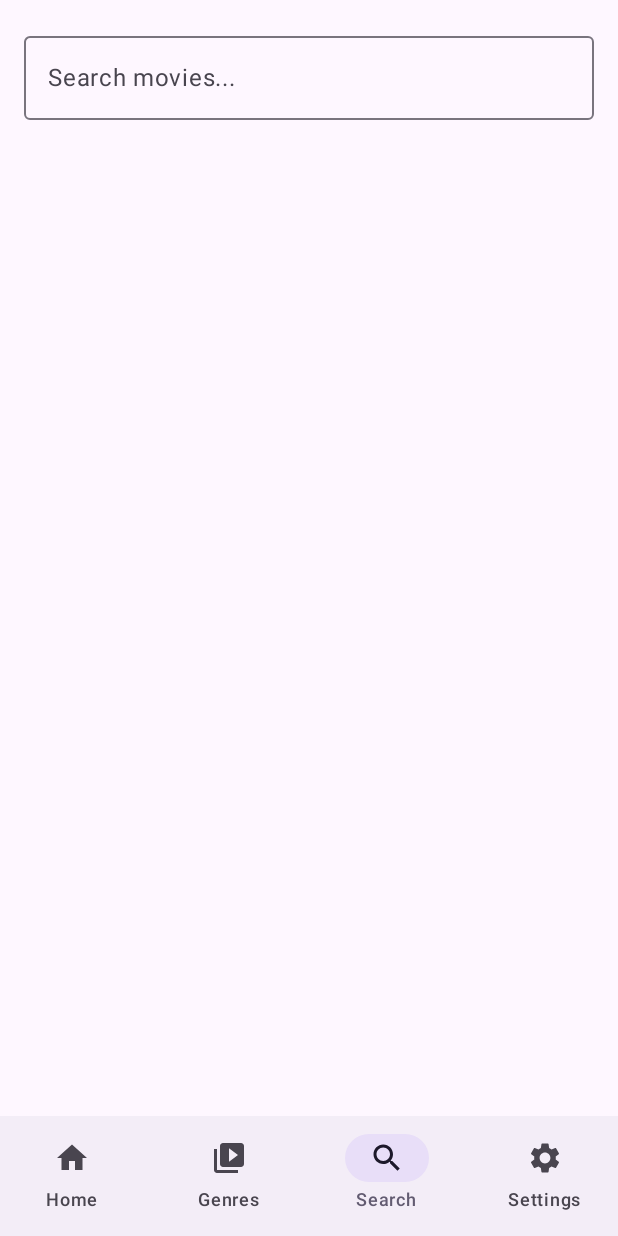
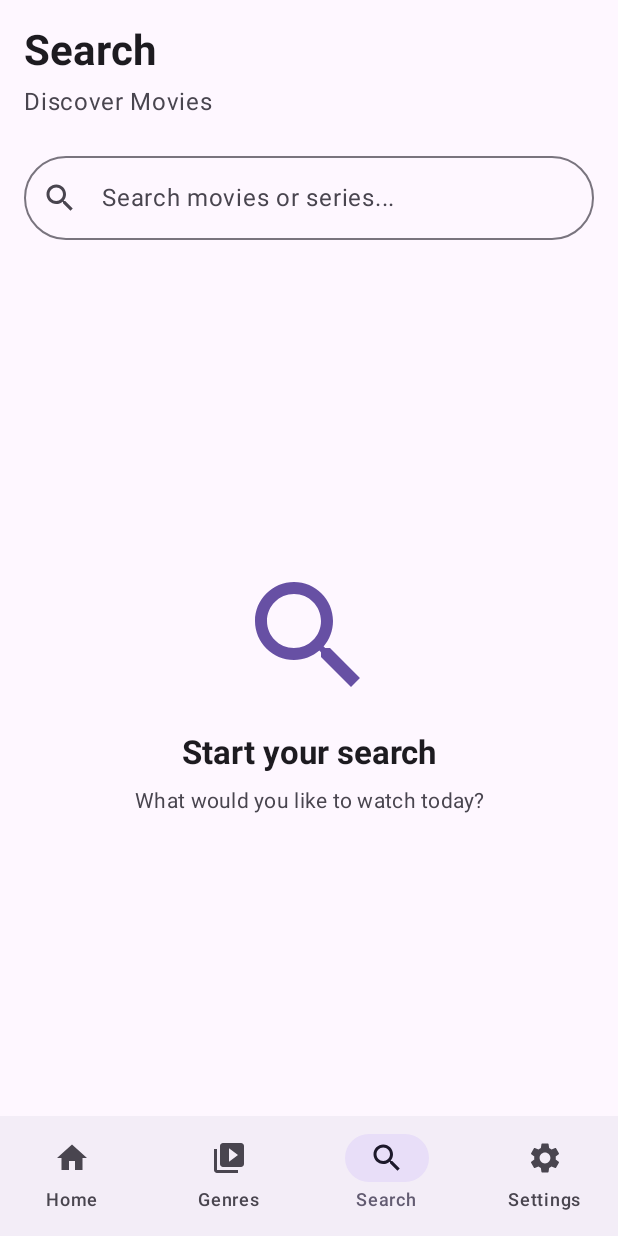
Before and after one commit to shadowxdgamer/CimaMovieApp, an Android app built with Jetpack Compose: the SearchScreen screen opened through its navigation route, on a phone screen of 412 x 824 dp. Run offline under Robolectric (Android 15) with nearby library versions, the phone set to English and light mode, and no system bars; our stand-ins replace paging.

Commit message:
feat: Enhance SearchScreen UI and State Handling
This commit significantly improves the `SearchScreen` by:

- **Styling & Layout:**
    - Added "Search" and "Discover Movies" titles.
    - The `OutlinedTextField` for search input now has:
        - A leading search icon.
        - Rounded corners (`MaterialTheme.shapes.extraLarge`).
        - `KeyboardType.Text` specified.
    - Improved padding and spacing for better visual hierarchy.

- **State Handling & Conditional UI:**
    - **Initial State:** When `searchQuery` is blank, displays a prominent search icon and a "Start your search" message.
    - **Loading State:** Shows a `CircularProgressIndicator` while search results are loading (`searchResults.loadState.refresh is LoadState.Loading`).
    - **Error State:** Displays an error message if loading fails (`searchResults.loadState.refresh is LoadState.Error`).
    - **Empty State:** Shows a "No results found for..." message if `searchQuery` is not blank but `searchResults` is empty.
    - **Results State:** Displays the `LazyVerticalGrid` of movies when results are available.
    - **Pagination Loading:** A `CircularProgressIndicator` is shown at the bottom of the grid when appending more results (`searchResults.loadState.append is LoadState.Loading`). This indicator spans all columns.

- **Import Updates:** Added necessary imports for icons, keyboard options, progress indicators, etc.
- **`ExperimentalMaterial3Api`:** Opted-in for `ExperimentalMaterial3Api` to use the latest Material 3 components.

```diff
--- a/app/src/main/java/com/shadowxdgamer/movieapp/ui/screens/SearchScreen.kt
+++ b/app/src/main/java/com/shadowxdgamer/movieapp/ui/screens/SearchScreen.kt
@@ -1,25 +1,43 @@
 package com.shadowxdgamer.movieapp.ui.screens
 
 import androidx.compose.foundation.layout.Arrangement
+import androidx.compose.foundation.layout.Box
 import androidx.compose.foundation.layout.Column
 import androidx.compose.foundation.layout.PaddingValues
+import androidx.compose.foundation.layout.Spacer
 import androidx.compose.foundation.layout.fillMaxSize
 import androidx.compose.foundation.layout.fillMaxWidth
+import androidx.compose.foundation.layout.height
 import androidx.compose.foundation.layout.padding
+import androidx.compose.foundation.layout.size
 import androidx.compose.foundation.lazy.grid.GridCells
+import androidx.compose.foundation.lazy.grid.GridItemSpan
 import androidx.compose.foundation.lazy.grid.LazyVerticalGrid
+import androidx.compose.foundation.text.KeyboardOptions
+import androidx.compose.material.icons.Icons
+import androidx.compose.material.icons.filled.Search
+import androidx.compose.material3.CircularProgressIndicator
+import androidx.compose.material3.ExperimentalMaterial3Api
+import androidx.compose.material3.Icon
+import androidx.compose.material3.MaterialTheme
 import androidx.compose.material3.OutlinedTextField
 import androidx.compose.material3.Text
 import androidx.compose.runtime.Composable
 import androidx.compose.runtime.collectAsState
 import androidx.compose.runtime.getValue
+import androidx.compose.ui.Alignment
 import androidx.compose.ui.Modifier
+import androidx.compose.ui.text.font.FontWeight
+import androidx.compose.ui.text.input.KeyboardType
+import androidx.compose.ui.text.style.TextAlign
 import androidx.compose.ui.unit.dp
+import androidx.paging.LoadState
 import androidx.paging.compose.collectAsLazyPagingItems
 import com.shadowxdgamer.movieapp.model.TmdbMovie
 import com.shadowxdgamer.movieapp.ui.components.MoviePosterCard
 import com.shadowxdgamer.movieapp.viewmodel.MovieViewModel
 
+@OptIn(ExperimentalMaterial3Api::class)
 @Composable
 fun SearchScreen(
     viewModel: MovieViewModel,
@@ -28,22 +46,107 @@ fun SearchScreen(
     val searchQuery by viewModel.searchQuery.collectAsState()
     val searchResults = viewModel.searchResults.collectAsLazyPagingItems()
 
-    Column(modifier = Modifier.fillMaxSize()) {
+    Column(
+        modifier = Modifier
+            .fillMaxSize()
+            .padding(top = 16.dp, start = 16.dp, end = 16.dp)
+    ) {
+        Text(
+            text = "Search",
+            style = MaterialTheme.typography.headlineMedium,
+            fontWeight = FontWeight.Bold,
+            modifier = Modifier.padding(bottom = 4.dp)
+        )
+        Text(
+            text = "Discover Movies",
+            style = MaterialTheme.typography.bodyLarge,
+            color = MaterialTheme.colorScheme.onSurfaceVariant,
+            modifier = Modifier.padding(bottom = 16.dp)
+        )
+
         OutlinedTextField(
             value = searchQuery,
             onValueChange = { viewModel.onSearchQueryChange(it) },
-            label = { Text("Search movies...") },
+            label = { Text("Search movies or series...") },
+            leadingIcon = { Icon(Icons.Default.Search, contentDescription = "Search icon") },
             modifier = Modifier
-                .fillMaxWidth()
-                .padding(16.dp),
-            singleLine = true
+                .fillMaxWidth(),
+            singleLine = true,
+            shape = MaterialTheme.shapes.extraLarge, // Rounded corners for the search bar
+            keyboardOptions = KeyboardOptions(keyboardType = KeyboardType.Text)
         )
 
+        Spacer(Modifier.height(16.dp))
+
+        // --- Conditional UI based on search state ---
+        val isLoading = searchResults.loadState.refresh is LoadState.Loading
+        val hasError = searchResults.loadState.refresh is LoadState.Error
+        val isEmpty = searchResults.itemCount == 0 && searchQuery.isNotBlank() && !isLoading && !hasError
+
+        if (searchQuery.isBlank()) {
+            // Initial state: "Start your search"
+            Column(
+                modifier = Modifier.fillMaxSize(),
+                horizontalAlignment = Alignment.CenterHorizontally,
+                verticalArrangement = Arrangement.Center
+            ) {
+                // A large search icon
+                Icon(
+                    Icons.Default.Search,
+                    contentDescription = "Start Search",
+                    modifier = Modifier.size(96.dp),
+                    tint = MaterialTheme.colorScheme.primary
+                )
+                Spacer(Modifier.height(16.dp))
+                Text(
+                    text = "Start your search",
+                    style = MaterialTheme.typography.titleLarge,
+                    fontWeight = FontWeight.Bold
+                )
+                Spacer(Modifier.height(8.dp))
+                Text(
+                    text = "What would you like to watch today?",
+                    style = MaterialTheme.typography.bodyMedium,
+                    color = MaterialTheme.colorScheme.onSurfaceVariant,
+                    textAlign = TextAlign.Center,
+                    modifier = Modifier.padding(horizontal = 32.dp)
+                )
+            }
+        } else if (isLoading) {
+            // Loading state
+            Box(modifier = Modifier.fillMaxSize(), contentAlignment = Alignment.Center) {
+                CircularProgressIndicator()
+            }
+        } else if (hasError) {
+            // Error state
+            Box(modifier = Modifier.fillMaxSize(), contentAlignment = Alignment.Center) {
+                Text(
+                    text = "Failed to load search results. Please try again.",
+                    style = MaterialTheme.typography.bodyLarge,
+                    color = MaterialTheme.colorScheme.error,
+                    textAlign = TextAlign.Center,
+                    modifier = Modifier.padding(horizontal = 32.dp)
+                )
+            }
+        } else if (isEmpty) {
+            // No results found
+            Box(modifier = Modifier.fillMaxSize(), contentAlignment = Alignment.Center) {
+                Text(
+                    text = "No results found for \"$searchQuery\".\nTry a different search term.",
+                    style = MaterialTheme.typography.bodyLarge,
+                    color = MaterialTheme.colorScheme.onSurfaceVariant,
+                    textAlign = TextAlign.Center,
+                    modifier = Modifier.padding(horizontal = 32.dp)
+                )
+            }
+        } else {
+            // Display results
             LazyVerticalGrid(
                 columns = GridCells.Adaptive(minSize = 120.dp),
                 contentPadding = PaddingValues(8.dp),
                 horizontalArrangement = Arrangement.spacedBy(8.dp),
-            verticalArrangement = Arrangement.spacedBy(8.dp)
+                verticalArrangement = Arrangement.spacedBy(8.dp),
+                modifier = Modifier.fillMaxSize()
             ) {
                 items(
                     count = searchResults.itemCount,
@@ -54,6 +157,15 @@ fun SearchScreen(
                         MoviePosterCard(movie = movie, onClick = { onMovieClick(movie) })
                     }
                 }
+                // Show loading indicator at the bottom when appending pages
+                if (searchResults.loadState.append is LoadState.Loading) {
+                    item(span = { GridItemSpan(maxLineSpan) }) { // Make the indicator span all columns
+                        Box(modifier = Modifier.fillMaxWidth().padding(16.dp), contentAlignment = Alignment.Center) {
+                            CircularProgressIndicator()
                         }
                     }
                 }
+            }
+        }
+    }
+}
```
Lines whose indentation alone changed are shown as unchanged.
